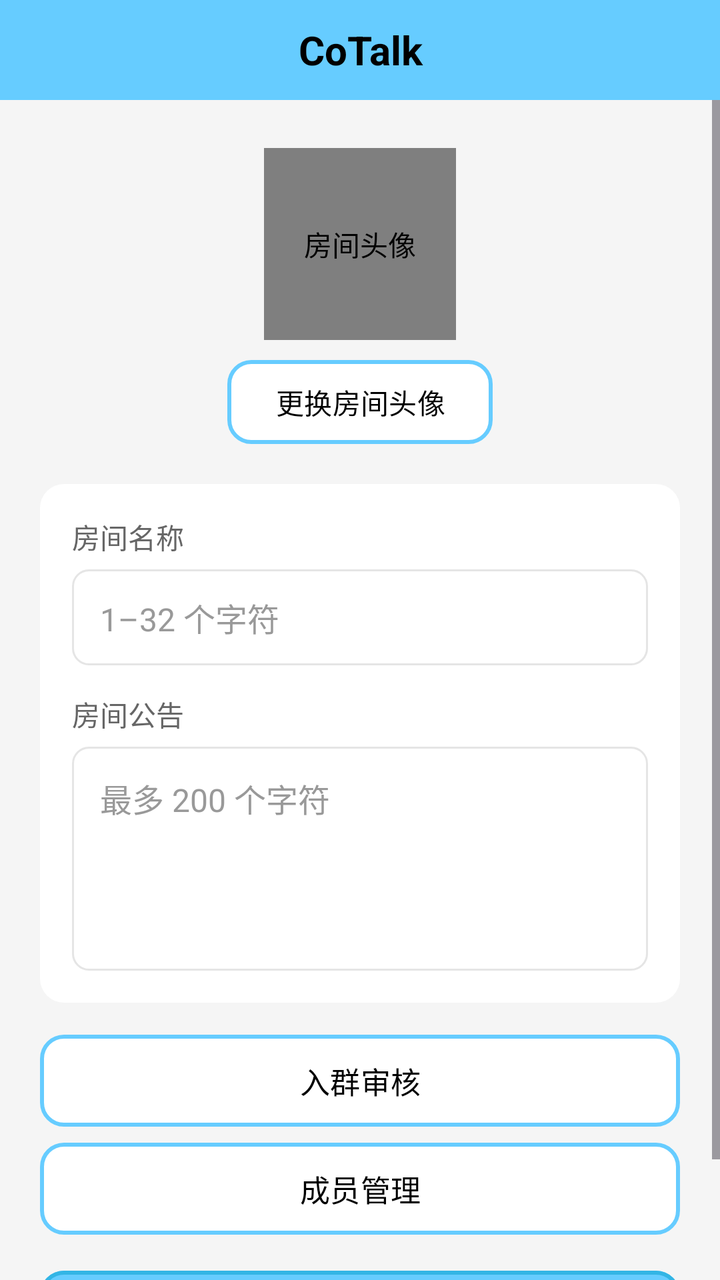
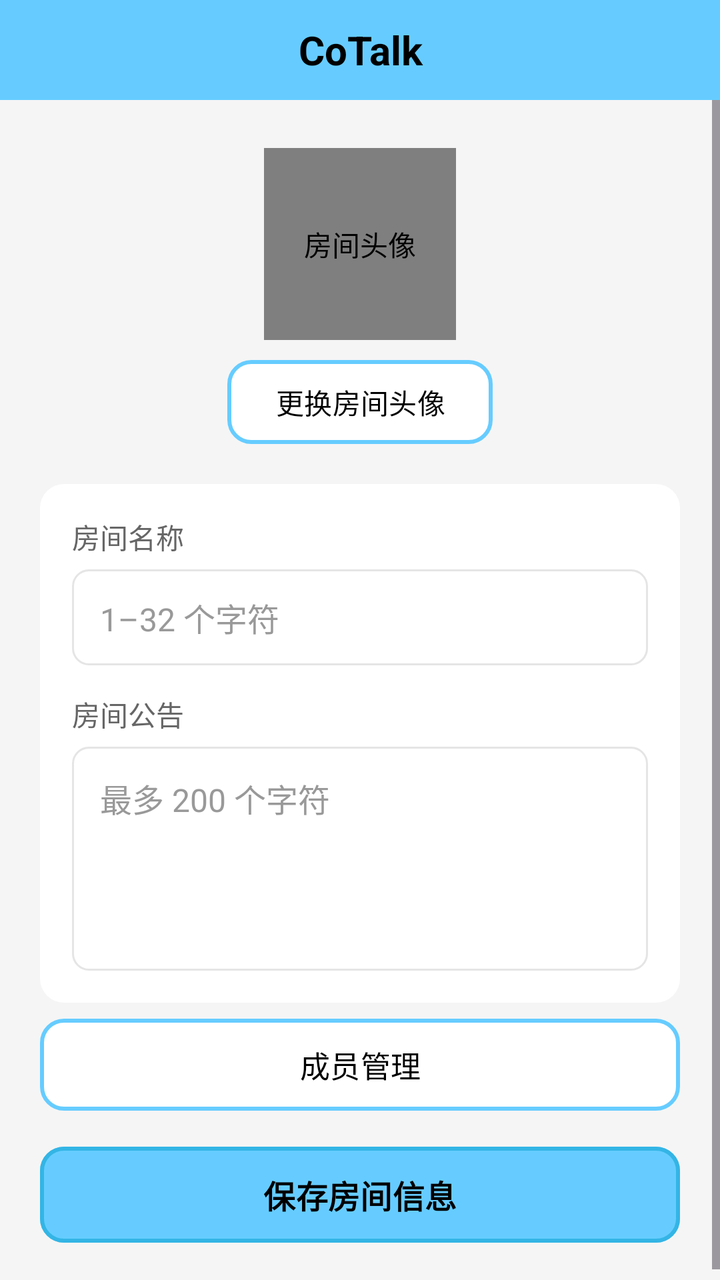

Two renders of the same Android screen: before a commit and after it. Below are the layout's source before the change and the commit's diff.
<!-- AndroidManifest.xml: application theme Theme.CoTalkProject -->
<!-- res/layout/activity_room_admin.xml -->
<?xml version="1.0" encoding="utf-8"?>
<LinearLayout xmlns:android="http://schemas.android.com/apk/res/android"
    xmlns:app="http://schemas.android.com/apk/res-auto"
    xmlns:tools="http://schemas.android.com/tools"
    android:id="@+id/room_admin_root"
    android:layout_width="match_parent"
    android:layout_height="match_parent"
    android:background="@color/bg_page"
    android:orientation="vertical"
    tools:context=".ui.admin.RoomAdminActivity">

    <include
        android:id="@+id/title_bar"
        layout="@layout/layout_title_bar"
        android:layout_width="match_parent"
        android:layout_height="wrap_content" />

    <ScrollView
        android:layout_width="match_parent"
        android:layout_height="0dp"
        android:layout_weight="1"
        android:clipToPadding="false"
        android:fillViewport="true"
        android:overScrollMode="never">

        <LinearLayout
            android:layout_width="match_parent"
            android:layout_height="wrap_content"
            android:gravity="center_horizontal"
            android:orientation="vertical"
            android:paddingStart="20dp"
            android:paddingTop="24dp"
            android:paddingEnd="20dp"
            android:paddingBottom="24dp">

            <com.example.cotalkproject.ui.widget.AvatarView
                android:id="@+id/iv_room_admin_avatar"
                android:layout_width="96dp"
                android:layout_height="96dp"
                android:contentDescription="@string/room_admin_avatar" />

            <com.google.android.material.button.MaterialButton
                android:id="@+id/btn_room_admin_avatar"
                android:layout_width="wrap_content"
                android:layout_height="42dp"
                android:layout_marginTop="10dp"
                android:insetTop="0dp"
                android:insetBottom="0dp"
                android:stateListAnimator="@null"
                android:text="@string/room_admin_change_avatar"
                android:textColor="@color/text_primary"
                android:textSize="14sp"
                app:backgroundTint="@color/surface"
                app:cornerRadius="12dp"
                app:rippleColor="@color/blue_ty"
                app:strokeColor="@color/blue_ty"
                app:strokeWidth="2dp" />

            <LinearLayout
                android:layout_width="match_parent"
                android:layout_height="wrap_content"
                android:layout_marginTop="20dp"
                android:background="@drawable/bg_card"
                android:orientation="vertical"
                android:padding="16dp">

                <TextView
                    android:layout_width="match_parent"
                    android:layout_height="wrap_content"
                    android:text="@string/room_admin_name"
                    android:textColor="@color/text_secondary"
                    android:textSize="14sp" />

                <EditText
                    android:id="@+id/et_room_admin_name"
                    android:layout_width="match_parent"
                    android:layout_height="48dp"
                    android:layout_marginTop="6dp"
                    android:background="@drawable/et_round"
                    android:hint="@string/room_admin_name_hint"
                    android:inputType="text"
                    android:maxLength="32"
                    android:maxLines="1"
                    android:paddingStart="14dp"
                    android:paddingEnd="14dp"
                    android:singleLine="true"
                    android:textColor="@color/text_primary"
                    android:textColorHint="@color/text_hint"
                    android:textSize="16sp" />

                <TextView
                    android:layout_width="match_parent"
                    android:layout_height="wrap_content"
                    android:layout_marginTop="14dp"
                    android:text="@string/room_admin_announcement"
                    android:textColor="@color/text_secondary"
                    android:textSize="14sp" />

                <EditText
                    android:id="@+id/et_room_admin_announcement"
                    android:layout_width="match_parent"
                    android:layout_height="112dp"
                    android:layout_marginTop="6dp"
                    android:background="@drawable/et_round"
                    android:gravity="top|start"
                    android:hint="@string/room_admin_announcement_hint"
                    android:inputType="textMultiLine"
                    android:maxLength="200"
                    android:maxLines="5"
                    android:padding="14dp"
                    android:textColor="@color/text_primary"
                    android:textColorHint="@color/text_hint"
                    android:textSize="16sp" />
            </LinearLayout>

            <com.google.android.material.button.MaterialButton
                android:id="@+id/btn_room_admin_review"
                android:layout_width="match_parent"
                android:layout_height="46dp"
                android:layout_marginTop="16dp"
                android:insetTop="0dp"
                android:insetBottom="0dp"
                android:stateListAnimator="@null"
                android:text="@string/room_admin_review"
                android:textColor="@color/text_primary"
                android:textSize="15sp"
                app:backgroundTint="@color/surface"
                app:cornerRadius="12dp"
                app:rippleColor="@color/blue_ty"
                app:strokeColor="@color/blue_ty"
                app:strokeWidth="2dp" />

            <com.google.android.material.button.MaterialButton
                android:id="@+id/btn_room_admin_members"
                android:layout_width="match_parent"
                android:layout_height="46dp"
                android:layout_marginTop="8dp"
                android:insetTop="0dp"
                android:insetBottom="0dp"
                android:stateListAnimator="@null"
                android:text="@string/room_admin_members"
                android:textColor="@color/text_primary"
                android:textSize="15sp"
                app:backgroundTint="@color/surface"
                app:cornerRadius="12dp"
                app:rippleColor="@color/blue_ty"
                app:strokeColor="@color/blue_ty"
                app:strokeWidth="2dp" />

            <com.google.android.material.button.MaterialButton
                android:id="@+id/btn_room_admin_save"
                android:layout_width="match_parent"
                android:layout_height="48dp"
                android:layout_marginTop="18dp"
                android:insetTop="0dp"
                android:insetBottom="0dp"
                android:stateListAnimator="@null"
                android:text="@string/room_admin_save"
                android:textColor="@color/text_on_accent"
                android:textSize="16sp"
                android:textStyle="bold"
                app:backgroundTint="@color/blue_ty"
                app:cornerRadius="12dp"
                app:rippleColor="@color/blue_dark"
                app:strokeColor="@color/blue_dark"
                app:strokeWidth="2dp" />

        </LinearLayout>
    </ScrollView>
</LinearLayout>
<!-- res/layout/layout_title_bar.xml (included above) -->
<?xml version="1.0" encoding="utf-8"?>
<androidx.constraintlayout.widget.ConstraintLayout xmlns:android="http://schemas.android.com/apk/res/android"
    xmlns:app="http://schemas.android.com/apk/res-auto"
    android:layout_width="match_parent"
    android:layout_height="wrap_content"
    android:minHeight="50dp"
    android:background="@drawable/bg_title_bar">

    <TextView
        android:id="@+id/btn_back"
        android:layout_width="80dp"
        android:layout_height="50dp"
        android:background="?attr/selectableItemBackground"
        android:contentDescription="@string/back"
        android:gravity="center"
        android:text="@string/back"
        android:textColor="@color/text_primary"
        android:textSize="16sp"
        android:visibility="gone"
        app:layout_constraintStart_toStartOf="parent"
        app:layout_constraintTop_toTopOf="parent" />

    <TextView
        android:id="@+id/tv_title"
        android:layout_width="0dp"
        android:layout_height="50dp"
        android:gravity="center"
        android:singleLine="true"
        android:text="@string/title_home"
        android:textColor="@color/text_primary"
        android:textSize="20sp"
        android:textStyle="bold"
        app:layout_constraintEnd_toEndOf="parent"
        app:layout_constraintStart_toStartOf="parent"
        app:layout_constraintTop_toTopOf="parent" />

    <LinearLayout
        android:id="@+id/ll_actions"
        android:layout_width="wrap_content"
        android:layout_height="50dp"
        android:gravity="center_vertical"
        android:orientation="horizontal"
        android:paddingStart="4dp"
        android:paddingEnd="4dp"
        android:visibility="gone"
        app:layout_constraintEnd_toEndOf="parent"
        app:layout_constraintTop_toTopOf="parent">

        <ImageButton
            android:id="@+id/btn_action_server_info"
            android:layout_width="48dp"
            android:layout_height="48dp"
            android:background="?attr/selectableItemBackgroundBorderless"
            android:contentDescription="@string/server_info"
            android:padding="12dp"
            android:scaleType="centerInside"
            android:src="@drawable/ic_info"
            android:tint="@color/text_primary"
            android:visibility="gone" />

        <ImageButton
            android:id="@+id/btn_action_room_admin"
            android:layout_width="48dp"
            android:layout_height="48dp"
            android:background="?attr/selectableItemBackgroundBorderless"
            android:contentDescription="@string/room_admin_entry"
            android:padding="12dp"
            android:scaleType="centerInside"
            android:src="@drawable/ic_settings"
            android:tint="@color/text_primary"
            android:visibility="gone" />

    </LinearLayout>

</androidx.constraintlayout.widget.ConstraintLayout>
<!-- resources referenced by this layout -->
<resources>
  <color name="bg_page">#FFF5F5F5</color>
  <color name="blue_dark">#FF33B5E5</color>
  <color name="blue_ty">#FF66CCFF</color>
  <color name="surface">#FFFFFFFF</color>
  <color name="text_hint">#FF999999</color>
  <color name="text_on_accent">#FF000000</color>
  <color name="text_primary">#FF000000</color>
  <color name="text_secondary">#FF666666</color>
  <!-- drawable bg_card (drawable) -->
  <?xml version="1.0" encoding="utf-8"?>
  <shape xmlns:android="http://schemas.android.com/apk/res/android"
      android:shape="rectangle">
      <solid android:color="@color/surface" />
      <corners android:radius="12dp" />
  </shape>
  <!-- drawable bg_title_bar (drawable) -->
  <?xml version="1.0" encoding="utf-8"?>
  <shape xmlns:android="http://schemas.android.com/apk/res/android"
      android:shape="rectangle">
  
      <solid android:color="@color/title_bar_bg" />
  
  </shape>
  <!-- drawable et_round (drawable) -->
  <?xml version="1.0" encoding="utf-8"?>
  <shape xmlns:android="http://schemas.android.com/apk/res/android"
      android:shape="rectangle">
      <solid android:color="@color/surface" />
      <corners android:radius="8dp" />
      <stroke
          android:width="1dp"
          android:color="@color/divider" />
  </shape>
  <!-- drawable ic_info (drawable) -->
  <?xml version="1.0" encoding="utf-8"?>
  <vector xmlns:android="http://schemas.android.com/apk/res/android"
      android:width="24dp"
      android:height="24dp"
      android:viewportWidth="24"
      android:viewportHeight="24">
      <path
          android:fillColor="#FF000000"
          android:pathData="M11,17h2v-6h-2v6zM12,2C6.48,2 2,6.48 2,12s4.48,10 10,10 10,-4.48 10,-10S17.52,2 12,2zM12,20c-4.41,0 -8,-3.59 -8,-8s3.59,-8 8,-8 8,3.59 8,8 -3.59,8 -8,8zM11,9h2V7h-2v2z" />
  </vector>
  <string name="back">&lt; 返回</string>
  <string name="room_admin_announcement">房间公告</string>
  <string name="room_admin_announcement_hint">最多 200 个字符</string>
  <string name="room_admin_avatar">房间头像</string>
  <string name="room_admin_change_avatar">更换房间头像</string>
  <string name="room_admin_entry">房间管理</string>
  <string name="room_admin_members">成员管理</string>
  <string name="room_admin_name">房间名称</string>
  <string name="room_admin_name_hint">1–32 个字符</string>
  <string name="room_admin_review">入群审核</string>
  <string name="room_admin_save">保存房间信息</string>
  <string name="server_info">房间信息</string>
  <string name="title_home">CoTalk</string>
  <style name="Theme.CoTalkProject" parent="Base.Theme.CoTalkProject" />
  <color name="title_bar_bg">#FF66CCFF</color>
  <color name="divider">#FFE5E5E5</color>
  <style name="Base.Theme.CoTalkProject" parent="Theme.Material3.Light.NoActionBar">
          <item name="colorPrimary">@color/blue_ty</item>
          <item name="colorOnPrimary">@color/text_primary</item>
          <item name="colorSecondary">@color/blue_dark</item>
          <item name="colorOnSecondary">@color/text_primary</item>
          <item name="android:colorAccent">@color/blue_ty</item>
  
          <item name="android:windowBackground">@color/bg_page</item>
          <item name="android:statusBarColor">@color/title_bar_bg</item>
          <item name="android:navigationBarColor">@color/surface</item>
          <item name="android:windowLightStatusBar">true</item>
          <item name="android:windowLightNavigationBar" tools:targetApi="o_mr1">true</item>
          <item name="android:forceDarkAllowed" tools:targetApi="q">false</item>
      </style>
  <!-- unchanged entries left out for length: 1 -->
</resources>

<!-- the commit's change to res/layout/activity_room_admin.xml (unified diff, before → after) -->
@@ -112,23 +112,6 @@
                     android:textColorHint="@color/text_hint"
                     android:textSize="16sp" />
             </LinearLayout>
-
-            <com.google.android.material.button.MaterialButton
-                android:id="@+id/btn_room_admin_review"
-                android:layout_width="match_parent"
-                android:layout_height="46dp"
-                android:layout_marginTop="16dp"
-                android:insetTop="0dp"
-                android:insetBottom="0dp"
-                android:stateListAnimator="@null"
-                android:text="@string/room_admin_review"
-                android:textColor="@color/text_primary"
-                android:textSize="15sp"
-                app:backgroundTint="@color/surface"
-                app:cornerRadius="12dp"
-                app:rippleColor="@color/blue_ty"
-                app:strokeColor="@color/blue_ty"
-                app:strokeWidth="2dp" />
 
             <com.google.android.material.button.MaterialButton
                 android:id="@+id/btn_room_admin_members"
@@ -192,6 +175,19 @@
         app:layout_constraintTop_toTopOf="parent" />
 
     <TextView
+        android:id="@+id/btn_action_refresh"
+        android:layout_width="80dp"
+        android:layout_height="50dp"
+        android:background="?attr/selectableItemBackground"
+        android:gravity="center"
+        android:text="@string/admin_moderation_refresh"
+        android:textColor="@color/text_primary"
+        android:textSize="16sp"
+        android:visibility="gone"
+        app:layout_constraintEnd_toEndOf="parent"
+        app:layout_constraintTop_toTopOf="parent" />
+
+    <TextView
         android:id="@+id/tv_title"
         android:layout_width="0dp"
         android:layout_height="50dp"
<!-- resource entries referenced after the edit -->
@@ -44,6 +44,7 @@
           android:fillColor="#FF000000"
           android:pathData="M11,17h2v-6h-2v6zM12,2C6.48,2 2,6.48 2,12s4.48,10 10,10 10,-4.48 10,-10S17.52,2 12,2zM12,20c-4.41,0 -8,-3.59 -8,-8s3.59,-8 8,-8 8,3.59 8,8 -3.59,8 -8,8zM11,9h2V7h-2v2z" />
   </vector>
+  <string name="admin_moderation_refresh">刷新</string>
   <string name="back">&lt; 返回</string>
   <string name="room_admin_announcement">房间公告</string>
   <string name="room_admin_announcement_hint">最多 200 个字符</string>
@@ -53,7 +54,6 @@
   <string name="room_admin_members">成员管理</string>
   <string name="room_admin_name">房间名称</string>
   <string name="room_admin_name_hint">1–32 个字符</string>
-  <string name="room_admin_review">入群审核</string>
   <string name="room_admin_save">保存房间信息</string>
   <string name="server_info">房间信息</string>
   <string name="title_home">CoTalk</string>
